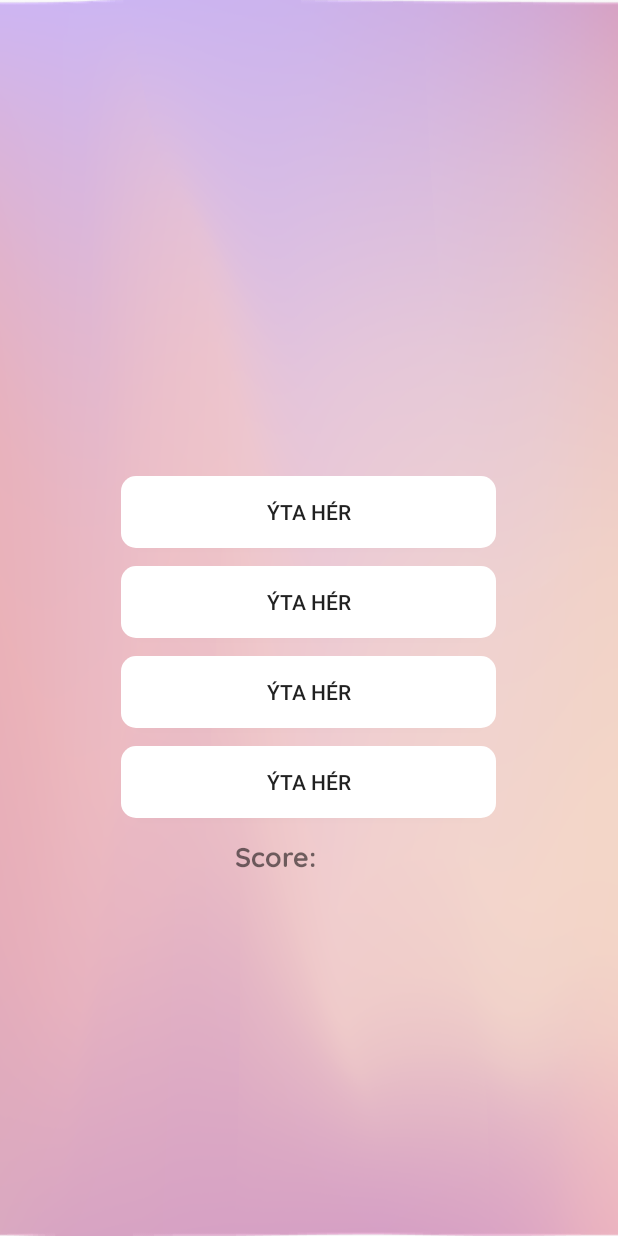
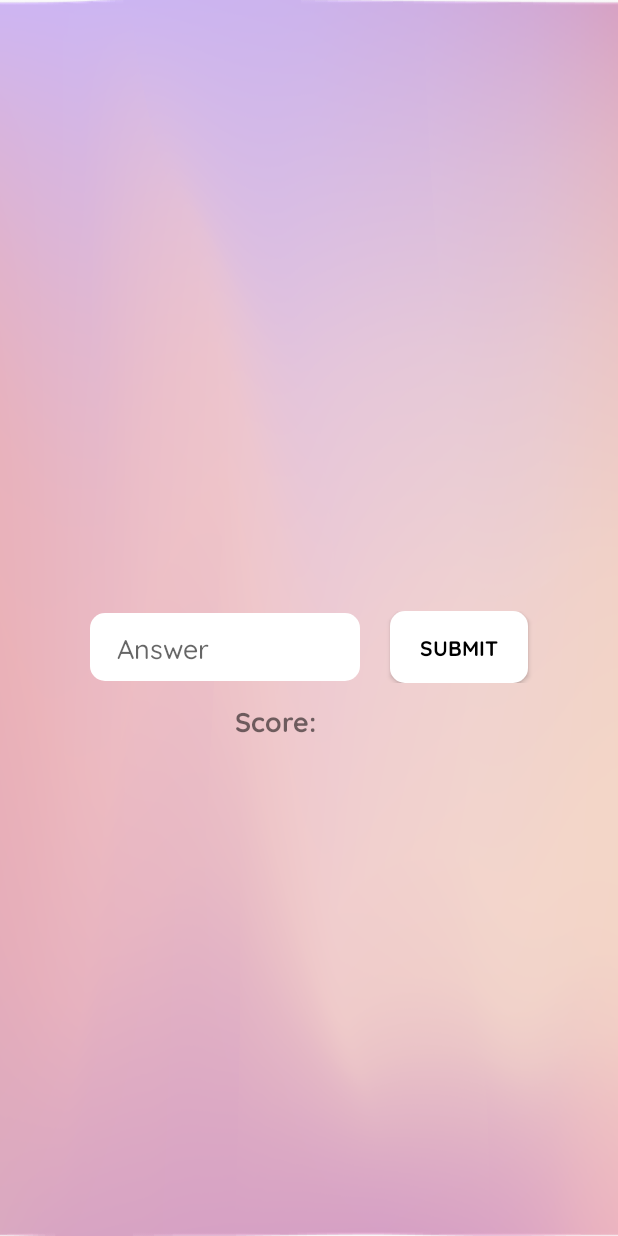
Before and after one commit to agustfridjons/QuizApp, an Android app: the layout activity_game_hard.xml on its own in the app's theme, with its tools: preview values and no code run, on a phone screen of 412 x 824 dp. Run offline under Robolectric (Android 15) with nearby library versions, the phone set to English and light mode, and no system bars.

Commit message:
ny layouts fyrir oll game modes, ease, medium og hard langt komid. tok ut difficulty i question db helper

```diff
--- a/QuizMe/app/src/main/AndroidManifest.xml
+++ b/QuizMe/app/src/main/AndroidManifest.xml
@@ -9,7 +9,7 @@
         android:roundIcon="@mipmap/ic_launcher_round"
         android:supportsRtl="true"
         android:theme="@style/AppTheme">
-        <activity android:name=".ui.DifficultyActivity"></activity>
+        <activity android:name=".ui.DifficultyActivity" />
         <activity android:name=".ui.FriendListActivity" />
         <activity android:name=".ui.CategoryActivity" />
         <activity android:name=".ui.SignUpActivity" />
--- a/QuizMe/app/src/main/java/com/example/quizme/ui/FriendListActivity.java
+++ b/QuizMe/app/src/main/java/com/example/quizme/ui/FriendListActivity.java
@@ -50,7 +50,7 @@ public class FriendListActivity extends AppCompatActivity {
         });
     }
 
-    private void deleteFriend(int position){
+    private void deleteFriend(int position) {
         mFriendList.remove(position);
         mAdapter.notifyItemRemoved(position);
     }
@@ -78,7 +78,7 @@ public class FriendListActivity extends AppCompatActivity {
         });
     }
 
-    private void confirmationDialog(int position){
+    private void confirmationDialog(int position) {
         AlertDialog.Builder builder = new AlertDialog.Builder(FriendListActivity.this);
         builder.setTitle("Are you sure you want to delete \""+ mFriendList.get(position).getFriendName() +"\" from your friends list?").setCancelable(false);
         builder.setPositiveButton("YES", new DialogInterface.OnClickListener() {
--- a/QuizMe/app/src/main/res/layout/activity_game.xml
+++ b/QuizMe/app/src/main/res/layout/activity_game_hard.xml
@@ -8,24 +8,14 @@
     android:gravity="center"
     android:background="@drawable/milkyway"
     android:orientation="vertical">
-<!--
-    <androidx.recyclerview.widget.RecyclerView
-        android:layout_width="234dp"
-        android:layout_height="317dp"
-        android:layout_marginTop="76dp"
-        app:layout_constraintEnd_toEndOf="parent"
-        app:layout_constraintHorizontal_bias="0.496"
-        app:layout_constraintStart_toStartOf="parent"
-        app:layout_constraintTop_toTopOf="parent" />
--->
-
 
     <TextView
         android:id="@+id/question_number"
         android:layout_width="wrap_content"
         android:layout_height="wrap_content"
         android:fontFamily="@font/quicksand_medium"
-        android:textSize="18sp" />
+        android:textSize="18sp"
+        android:textColor="#1E1E1E" />
 
     <Space
         android:layout_width="match_parent"
@@ -33,54 +23,49 @@
 
     <TextView
         android:id="@+id/question"
-        android:layout_width="wrap_content"
+        android:layout_width="300dp"
         android:layout_height="wrap_content"
         android:fontFamily="@font/quicksand_medium"
-        android:textSize="18sp" />
+        android:textSize="18sp"
+        android:textAlignment="center"
+        android:textColor="#000000" />
 
     <Space
         android:layout_width="match_parent"
         android:layout_height="12dp" />
 
-    <Button
-        android:id="@+id/button_one"
-        android:layout_width="250dp"
+    <LinearLayout
+        android:layout_width="match_parent"
         android:layout_height="wrap_content"
-        android:background="@drawable/button_custom_white"
-        android:text="ýta hér" />
+        android:gravity="center">
 
-    <Space
-        android:layout_width="match_parent"
-        android:layout_height="12dp" />
+        <EditText
+            android:id="@+id/userAnswer"
+            android:layout_width="180dp"
+            android:layout_height="wrap_content"
+            android:layout_marginRight="20dp"
+            android:background="@drawable/button_custom_white"
+            android:paddingTop="10dp"
+            android:paddingBottom="10dp"
+            android:paddingLeft="18dp"
+            android:paddingRight="18dp"
+            android:inputType="text"
+            android:hint="Answer"
+            android:fontFamily="@font/quicksand_medium" />
 
-    <Button
-        android:id="@+id/button_two"
-        android:layout_width="250dp"
-        android:layout_height="wrap_content"
-        android:background="@drawable/button_custom_white"
-        android:text="ýta hér" />
+        <Button
+            android:id="@+id/button_hard"
+            android:layout_width="wrap_content"
+            android:layout_height="wrap_content"
+            android:paddingLeft="20dp"
+            android:paddingRight="20dp"
+            android:fontFamily="@font/quicksand_bold"
+            android:background="@drawable/button_custom_white"
+            android:text="@string/submit"
+            android:textSize="14sp"
+            android:textColor="#000000" />
 
-    <Space
-        android:layout_width="match_parent"
-        android:layout_height="12dp" />
-
-    <Button
-        android:id="@+id/button_three"
-        android:layout_width="250dp"
-        android:layout_height="wrap_content"
-        android:background="@drawable/button_custom_white"
-        android:text="ýta hér" />
-
-    <Space
-        android:layout_width="match_parent"
-        android:layout_height="12dp" />
-
-    <Button
-        android:id="@+id/button_four"
-        android:layout_width="250dp"
-        android:layout_height="wrap_content"
-        android:background="@drawable/button_custom_white"
-        android:text="ýta hér" />
+    </LinearLayout>
 
     <Space
         android:layout_width="match_parent"
@@ -102,8 +87,9 @@
         <TextView
             android:id="@+id/points"
             android:layout_width="38dp"
-            android:layout_height="match_parent" />
+            android:layout_height="match_parent"
+            android:fontFamily="@font/quicksand_bold"
+            android:textSize="18dp" />
     </LinearLayout>
 
-
 </LinearLayout>
--- a/QuizMe/app/src/main/res/values/strings.xml
+++ b/QuizMe/app/src/main/res/values/strings.xml
@@ -31,4 +31,6 @@
     <string name="title_home">Home</string>
     <string name="title_dashboard">Dashboard</string>
     <string name="title_notifications">Notifications</string>
+    <string name="memorize">Memorize the answers to these questions</string>
+    <string name="submit">Submit</string>
 </resources>
```
Also changed, not shown: QuizMe/app/src/main/java/com/example/quizme/quizMe/QuestionDatabaseHelper.java (+10 -13 lines), QuizMe/app/src/main/java/com/example/quizme/ui/GameActivity.java (+135 -26 lines), QuizMe/app/src/main/res/layout/activity_game_easy.xml (added, +43 -0 lines), QuizMe/app/src/main/res/layout/activity_game_medium.xml (added, +112 -0 lines).
